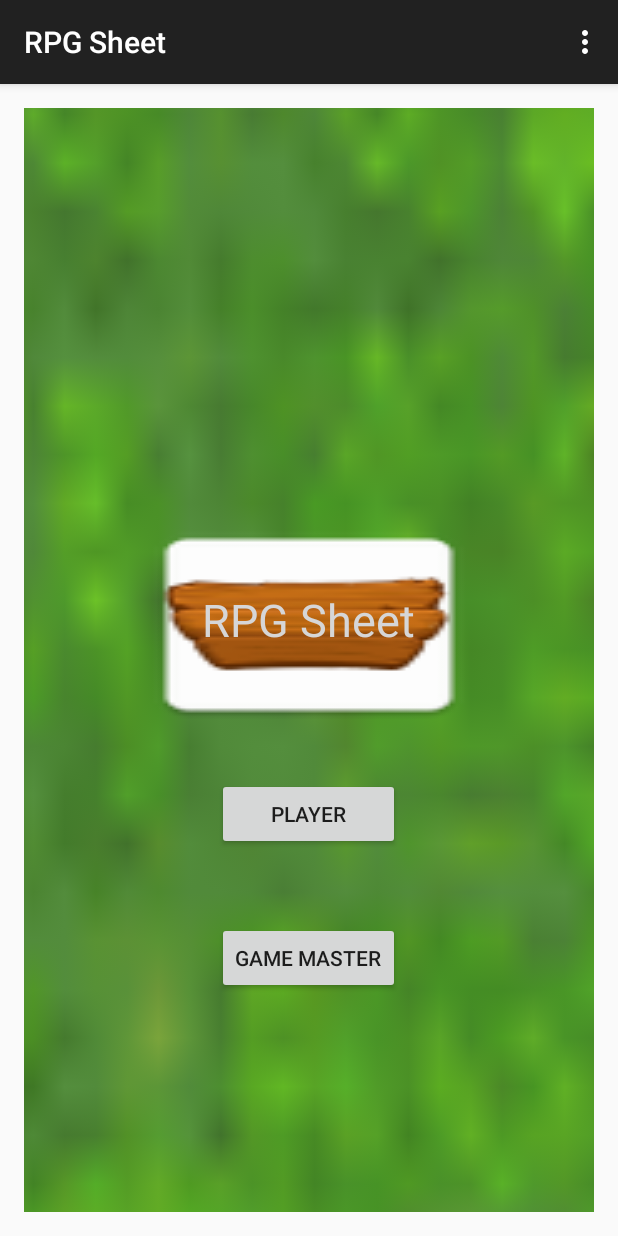
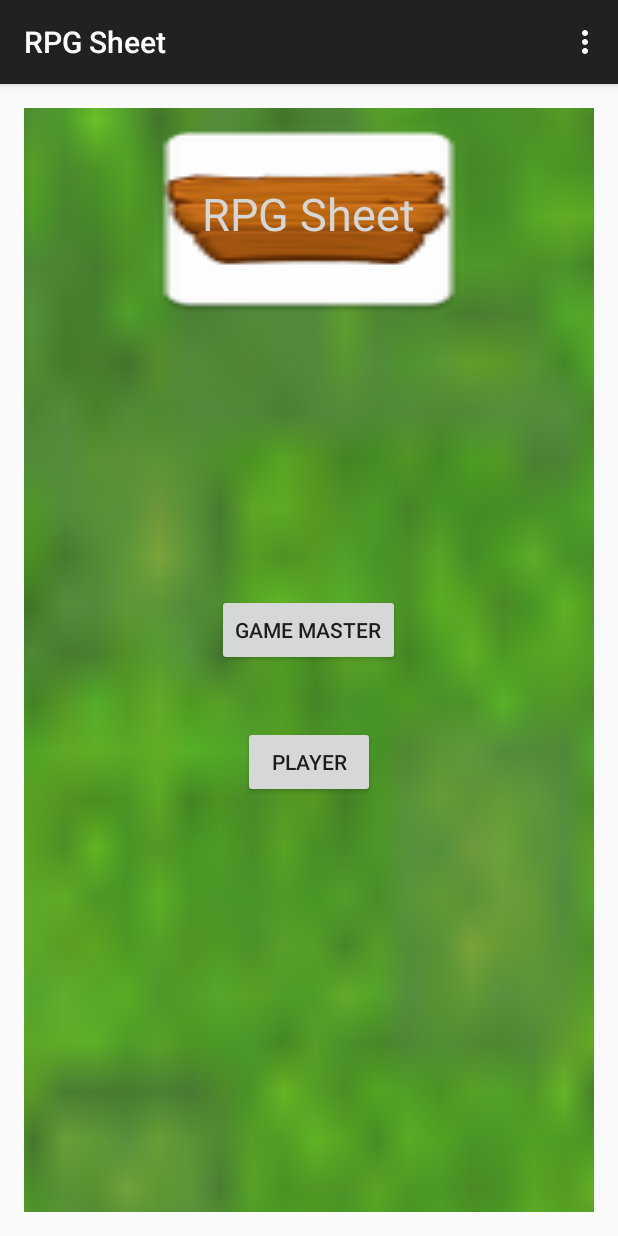
Before and after one commit to WKnight02/RPG_Sheet, an Android app: the screen it shows after launch (MainActivity), on a phone screen of 412 x 824 dp. Run offline under Robolectric (Android 15) with nearby library versions, the phone set to English and light mode, and no system bars.

Commit message:
Code normalization
(for some reason, gradle was badly messed up, fixed it at least on my computer)

```diff
--- a/app/src/main/res/layout/activity_main.xml
+++ b/app/src/main/res/layout/activity_main.xml
@@ -1,5 +1,5 @@
 <RelativeLayout xmlns:android="http://schemas.android.com/apk/res/android"
-    xmlns:app="http://schemas.android.com/apk/res-auto"
+    xmlns:app="http://schemas.android.com/apk/lib/org.uqac.android.project.rpgsheet"
     xmlns:tools="http://schemas.android.com/tools" android:layout_width="match_parent"
     android:layout_height="match_parent" android:paddingLeft="@dimen/activity_horizontal_margin"
     android:paddingRight="@dimen/activity_horizontal_margin"
@@ -19,30 +19,10 @@
         android:scaleY="70"
         android:contentDescription="" />
 
-    <Button
-        android:text="@string/player"
-        android:layout_width="wrap_content"
-        android:layout_height="wrap_content"
-        android:id="@+id/Player"
-        android:layout_marginBottom="68dp"
-        android:layout_above="@+id/GameMaster"
-        android:layout_alignStart="@+id/GameMaster"
-        android:layout_alignEnd="@+id/GameMaster"
-        android:translationY="20dp" />
-
-    <Button
-        android:text="@string/game_master"
-        android:layout_width="wrap_content"
-        android:layout_height="wrap_content"
-        android:layout_marginBottom="145dp"
-        android:id="@+id/GameMaster"
-        android:layout_alignParentBottom="true"
-        android:layout_centerHorizontal="true" />
-
     <ImageView
         android:layout_width="wrap_content"
         android:layout_height="wrap_content"
-        app:srcCompat="@mipmap/woddenTitle"
+        app:srcCompat="@mipmap/wooden_title"
         android:id="@+id/imageView5"
         android:scaleX="5"
         android:scaleY="3"
@@ -57,8 +37,27 @@
         android:id="@+id/Title"
         android:textSize="30sp"
         android:textColor="@color/abc_input_method_navigation_guard"
-        android:layout_above="@+id/Player"
+        android:layout_marginTop="50dp"
+        android:layout_alignParentTop="true"
+        android:layout_centerHorizontal="true" />
+
+    <Button
+        android:text="@string/game_master"
+        android:layout_width="wrap_content"
+        android:layout_height="wrap_content"
+        android:id="@+id/GameMaster"
         android:layout_centerHorizontal="true"
-        android:layout_marginBottom="65dp" />
+        android:layout_centerVertical="true"
+        android:translationY="-20dp"/>
+
+    <Button
+        android:text="@string/player"
+        android:layout_width="wrap_content"
+        android:layout_height="wrap_content"
+        android:id="@+id/Player"
+        android:layout_below="@+id/GameMaster"
+        android:layout_centerHorizontal="true"
+        android:layout_centerVertical="true"
+        android:translationY="20dp" />
 
 </RelativeLayout>
--- a/build.gradle
+++ b/build.gradle
@@ -5,7 +5,7 @@ buildscript {
         jcenter()
     }
     dependencies {
-        classpath 'com.android.tools.build:gradle:1.0.0'
+        classpath 'com.android.tools.build:gradle:2.2.3'
 
         // NOTE: Do not place your application dependencies here; they belong
         // in the individual module build.gradle files
```
Also changed, not shown: app/src/main/res/mipmap-hdpi/wooden_title.png (renamed from app/src/main/res/mipmap-hdpi/woddenTitle.png), app/src/main/res/mipmap-mdpi/wooden_title.png (renamed from app/src/main/res/mipmap-mdpi/woddenTitle.png), app/src/main/res/mipmap-xhdpi/wooden_title.png (renamed from app/src/main/res/mipmap-xhdpi/woddenTitle.png), app/src/main/res/mipmap-xxhdpi/wooden_title.png (renamed from app/src/main/res/mipmap-xxhdpi/woddenTitle.png), app/src/main/res/mipmap-xxxhdpi/wooden_title.png (renamed from app/src/main/res/mipmap-xxxhdpi/woddenTitle.png), gradle/wrapper/gradle-wrapper.properties, 1 other file.
